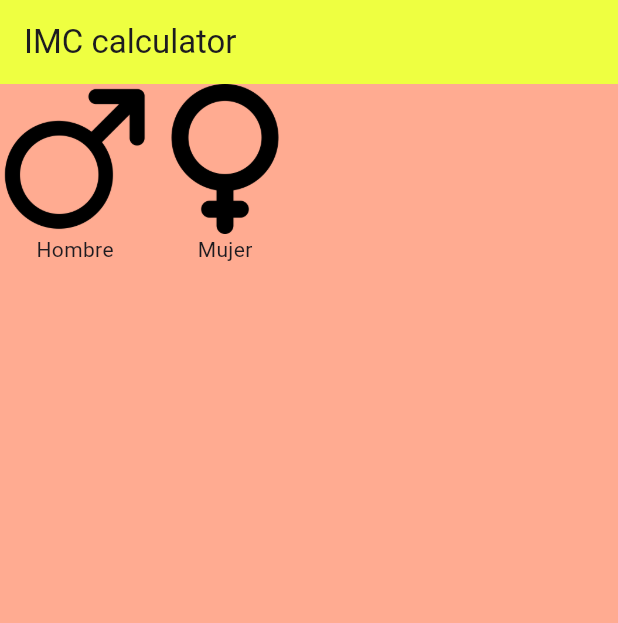
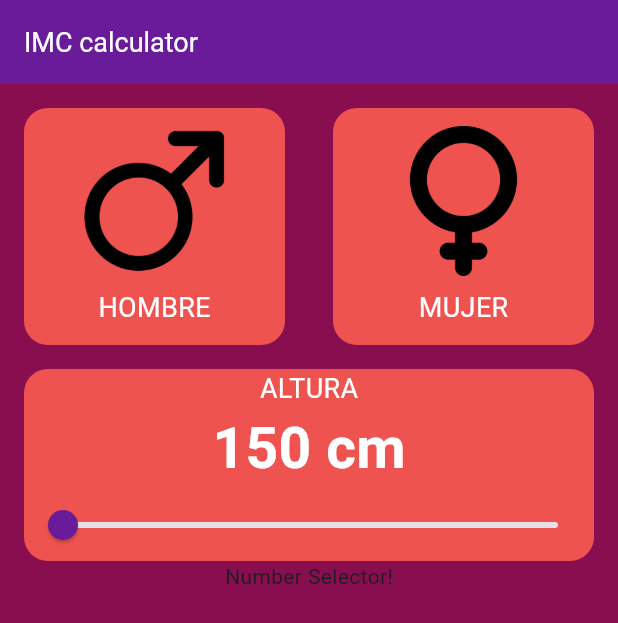
Before and after one commit to GIODIROSA/imc_calculator, a Flutter app: the screen it shows after launch, on a phone screen of 412 x 824 dp. Shown: the top 623 px of the screen. Run offline on Flutter 3.47's test engine with Material 3 defaults, Android fonts, the phone set to English and light mode, and no system bars.

Commit message:
[ADD] create component Height_selector

```diff
--- a/lib/components/gender_selector.dart
+++ b/lib/components/gender_selector.dart
@@ -1,4 +1,6 @@
 import 'package:flutter/material.dart';
+import 'package:imc_calculator/core/app_colors.dart';
+import 'package:imc_calculator/core/text_styles.dart';
 
 class GenderSelector extends StatefulWidget {
   const GenderSelector({super.key});
@@ -14,15 +16,77 @@ class _GenderSelectorState extends State<GenderSelector> {
     return Row(
       children: [
         //Hombre
-        Column(children: [
-          Image.asset("assets/images/male.png", height: 100,),
-          Text("Hombre")
-        ]),
+        Expanded(
+          child: GestureDetector(
+            onTap: () {
+              setState(() {
+                selectedGender = "Hombre";
+              });
+            },
+            child: Padding(
+              padding: const EdgeInsets.only(
+                left: 16,
+                top: 16,
+                bottom: 16,
+                right: 16,
+              ),
+              child: Container(
+                decoration: BoxDecoration(
+                  color: selectedGender == "Hombre"
+                      ? AppColors.backgroundComponentSelected
+                      : AppColors.backgroundComponent,
+                  borderRadius: BorderRadius.circular(16),
+                ),
+                child: Padding(
+                  padding: const EdgeInsets.all(12),
+                  child: Column(
+                    children: [
+                      Image.asset("assets/images/male.png", height: 100),
+                      SizedBox(height: 8),
+                      Text("Hombre".toUpperCase(), style: TextStyles.bodyText),
+                    ],
+                  ),
+                ),
+              ),
+            ),
+          ),
+        ),
         //Mujer
-        Column(children: [
-          Image.asset("assets/images/female.png", height: 100,),
-          Text("Mujer"),
-        ]),
+        Expanded(
+          child: GestureDetector(
+            onTap: () {
+              setState(() {
+                selectedGender = "Mujer";
+              });
+            },
+            child: Padding(
+              padding: const EdgeInsets.only(
+                left: 16,
+                top: 16,
+                bottom: 16,
+                right: 16,
+              ),
+              child: Container(
+                decoration: BoxDecoration(
+                  color: selectedGender == "Mujer"
+                      ? AppColors.backgroundComponentSelected
+                      : AppColors.backgroundComponent,
+                  borderRadius: BorderRadius.circular(16),
+                ),
+                child: Padding(
+                  padding: const EdgeInsets.all(12),
+                  child: Column(
+                    children: [
+                      Image.asset("assets/images/female.png", height: 100),
+                      SizedBox(height: 8),
+                      Text("Mujer".toUpperCase(), style: TextStyles.bodyText),
+                    ],
+                  ),
+                ),
+              ),
+            ),
+          ),
+        ),
       ],
     );
   }
--- /dev/null
+++ b/lib/components/height_selector.dart
@@ -0,0 +1,53 @@
+import 'package:flutter/material.dart';
+import 'package:imc_calculator/core/app_colors.dart';
+import 'package:imc_calculator/core/text_styles.dart';
+
+class HeightSelector extends StatefulWidget {
+  const HeightSelector({super.key});
+
+  @override
+  State<HeightSelector> createState() => _HeightSelectorState();
+}
+
+class _HeightSelectorState extends State<HeightSelector> {
+  double height = 150; //Altura inicial
+
+  @override
+  Widget build(BuildContext context) {
+    return Padding(
+      padding: const EdgeInsets.only(left: 16, right: 16),
+      child: Container(
+        decoration: BoxDecoration(
+          color: AppColors.backgroundComponent,
+          borderRadius: BorderRadius.circular(16),
+        ),
+        child: Column(
+          children: [
+            Text("altura".toUpperCase(), style: TextStyles.bodyText),
+            Text(
+              "${height.toStringAsFixed(0)} cm",
+              style: TextStyle(
+                color: Colors.white,
+                fontSize: 38,
+                fontWeight: FontWeight.bold,
+              ),
+            ),
+            Slider(
+              value: height,
+              onChanged: (newHeight) {
+                setState(() {
+                  height = newHeight;
+                });
+              },
+              min: 150,
+              max: 220,
+              divisions: 70,
+              label: "${height.toStringAsFixed(0)} cm",
+              activeColor: AppColors.primary,
+            ),
+          ],
+        ),
+      ),
+    );
+  }
+}
--- /dev/null
+++ b/lib/components/number_selector.dart
@@ -0,0 +1,20 @@
+
+import 'package:flutter/cupertino.dart';
+
+class NumberSelector extends StatefulWidget {
+  const NumberSelector({super.key});
+
+  @override
+  State<NumberSelector> createState() => _NumberSelectorState();
+}
+
+class _NumberSelectorState extends State<NumberSelector> {
+  @override
+  Widget build(BuildContext context) {
+    return Column(
+      children: [
+        Text("Number Selector!")
+      ],
+    );
+  }
+}
--- a/lib/core/app_colors.dart
+++ b/lib/core/app_colors.dart
@@ -7,12 +7,12 @@ class AppColors {
 
   // Initial colors
 
-  static const Color primary = Color(0xFFEEFF41);
-  static const Color secondary = Color(0xFFD50000);
+  static const Color primary = Color(0xFF6A1B9A);
+  static const Color secondary = Color(0xFFFFEBEE);
   static const Color accent = Color(0xFFFF5252);
 
   //Backgrounds
-  static const Color background = Color(0xFFFFAB91);
-  static const Color backgroundComponent = Color(0xFFE6EE9C);
-  static const Color backgroundComponentSelected = Color(0xFFDCEDC8);
+  static const Color background = Color(0xFF880E4F);
+  static const Color backgroundComponent = Color(0xFFEF5350);
+  static const Color backgroundComponentSelected = Color(0xFFFF1744);
 }
--- /dev/null
+++ b/lib/core/text_styles.dart
@@ -0,0 +1,6 @@
+import 'package:flutter/material.dart';
+import 'package:imc_calculator/core/app_colors.dart';
+
+class TextStyles {
+  static const TextStyle bodyText = TextStyle(color: AppColors.colorWhite, fontSize: 18 );
+}
--- a/lib/main.dart
+++ b/lib/main.dart
@@ -1,5 +1,6 @@
 import 'package:flutter/material.dart';
 import 'package:imc_calculator/core/app_colors.dart';
+import 'package:imc_calculator/core/text_styles.dart';
 import 'package:imc_calculator/screens/imc_home_screen.dart';
 
 void main() {
@@ -16,7 +17,7 @@ class MainApp extends StatelessWidget {
       home: Scaffold(
         appBar: AppBar(
           backgroundColor: AppColors.primary,
-          title: Text("IMC calculator"),
+          title: Text("IMC calculator", style: TextStyles.bodyText),
         ),
         backgroundColor: AppColors.background,
         body: ImcHomeScreen(),
--- a/lib/screens/imc_home_screen.dart
+++ b/lib/screens/imc_home_screen.dart
@@ -1,5 +1,7 @@
 import 'package:flutter/material.dart';
 import 'package:imc_calculator/components/gender_selector.dart';
+import 'package:imc_calculator/components/height_selector.dart';
+import 'package:imc_calculator/components/number_selector.dart';
 
 class ImcHomeScreen extends StatefulWidget {
   const ImcHomeScreen({super.key});
@@ -14,7 +16,10 @@ class _ImcHomeScreenState extends State<ImcHomeScreen> {
     return Column(
       children: [
         GenderSelector(),
+        HeightSelector(),
+        NumberSelector()
       ],
     );
+
   }
 }
```
